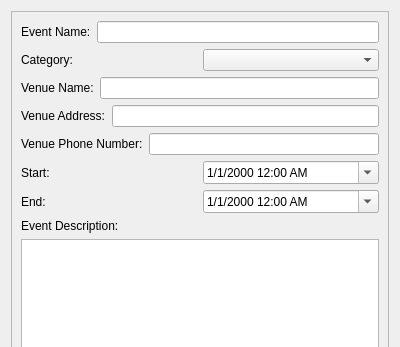
First picture: the form in src/mobile-app/createeventpage.ui, repository Aesylwinn/software-engineering, before the edit; both pictures show x 0 to 400 and y 0 to 347 of the 400 by 800 pixel window.
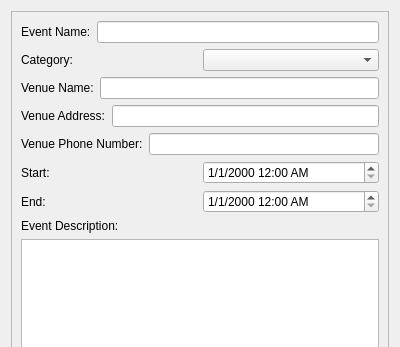
Second picture: the form after the edit.

What changed in the file:
```diff
--- a/src/mobile-app/createeventpage.ui
+++ b/src/mobile-app/createeventpage.ui
@@ -114,7 +114,7 @@
             <string>M/d/yyyy h:mm AP</string>
            </property>
            <property name="calendarPopup">
-            <bool>true</bool>
+            <bool>false</bool>
            </property>
           </widget>
          </item>
@@ -135,7 +135,7 @@
             <string>M/d/yyyy h:mm AP</string>
            </property>
            <property name="calendarPopup">
-            <bool>true</bool>
+            <bool>false</bool>
            </property>
           </widget>
          </item>
```
